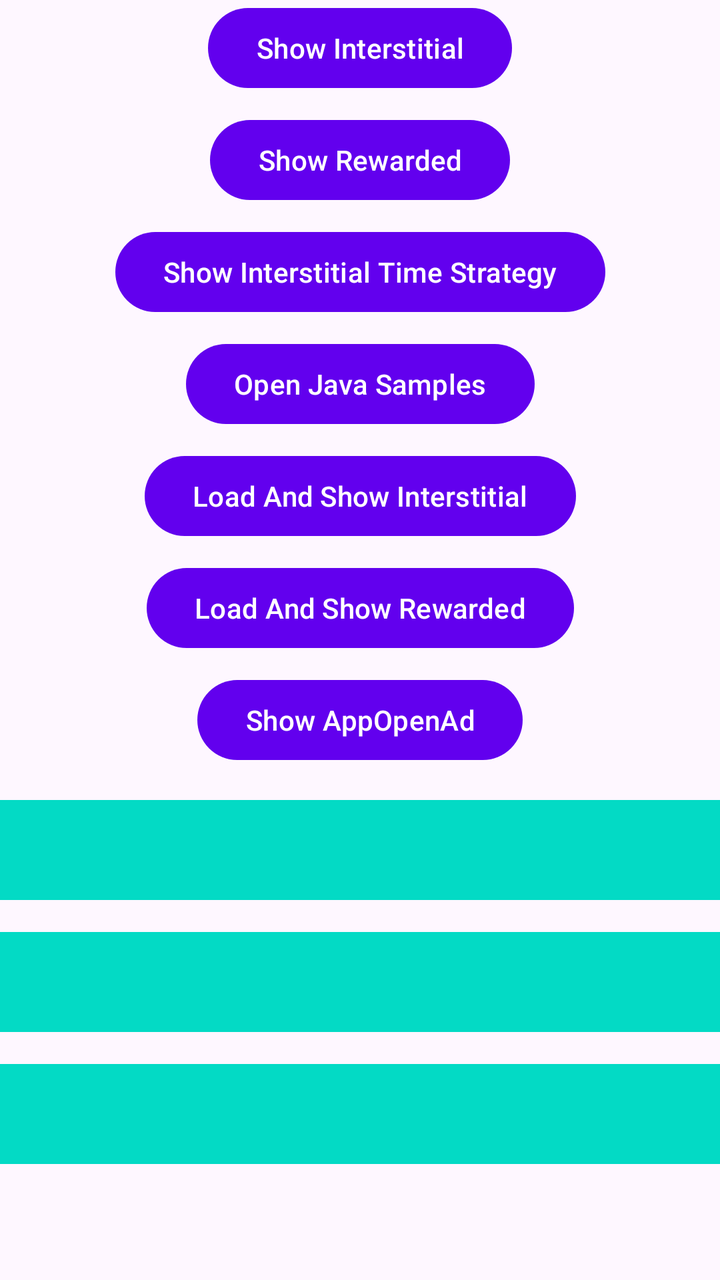
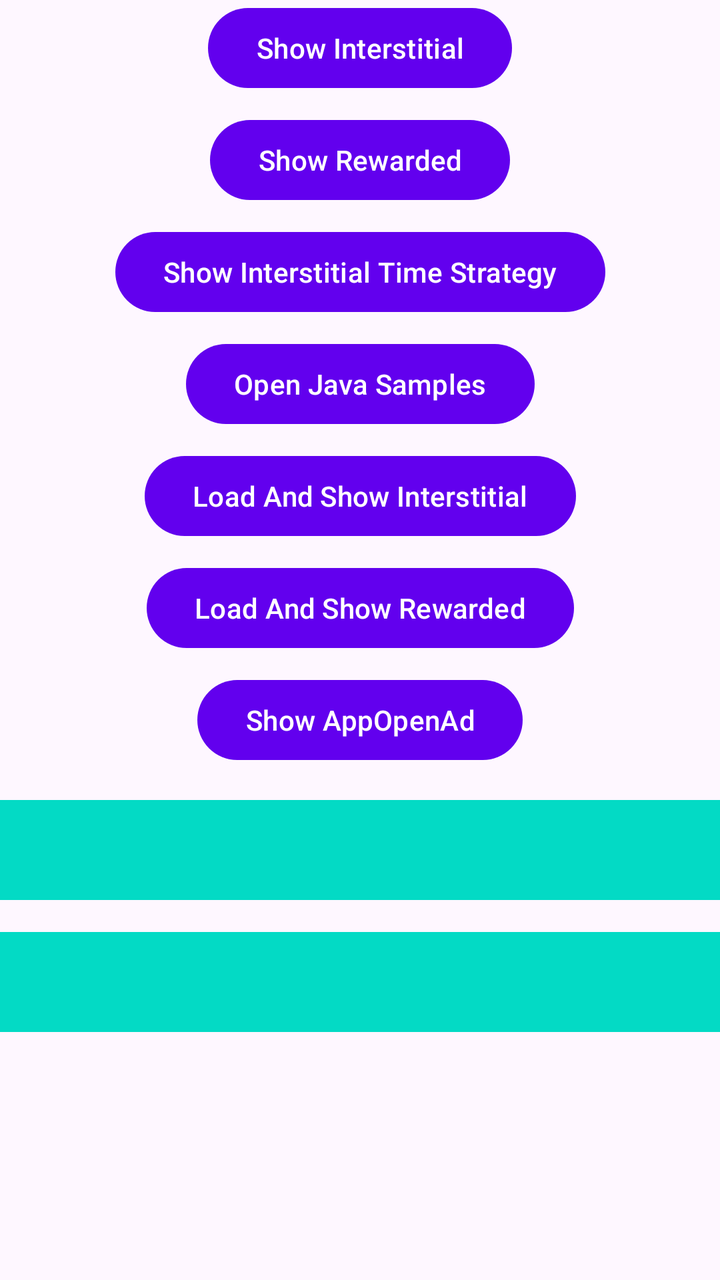

Before-and-after screenshots of an Android layout around one commit, followed by the original layout XML and the change that was made.
<!-- AndroidManifest.xml: application theme Theme.SimpleAdManager -->
<!-- res/layout/activity_main.xml -->
<?xml version="1.0" encoding="utf-8"?>
<androidx.core.widget.NestedScrollView xmlns:android="http://schemas.android.com/apk/res/android"
    xmlns:app="http://schemas.android.com/apk/res-auto"
    xmlns:tools="http://schemas.android.com/tools"
    android:layout_width="match_parent"
    android:layout_height="match_parent">

    <androidx.constraintlayout.widget.ConstraintLayout
        android:layout_width="match_parent"
        android:layout_height="wrap_content"
        tools:context=".MainActivity">


        <RelativeLayout
            android:id="@+id/mrecContainer"
            android:layout_width="match_parent"
            android:layout_height="wrap_content"
            android:layout_marginTop="16dp"
            android:background="@color/colorAccent"
            android:minHeight="50dp"
            app:layout_constraintLeft_toLeftOf="parent"
            app:layout_constraintRight_toRightOf="parent"
            app:layout_constraintTop_toBottomOf="@+id/btnLoadAppOpenAd" />


        <RelativeLayout
            android:id="@+id/bannerContainer"
            android:layout_width="match_parent"
            android:layout_height="wrap_content"
            android:layout_marginTop="16dp"
            android:background="@color/colorAccent"
            android:minHeight="50dp"
            app:layout_constraintLeft_toLeftOf="parent"
            app:layout_constraintRight_toRightOf="parent"
            app:layout_constraintTop_toBottomOf="@+id/mrecContainer" />


        <RelativeLayout
            android:id="@+id/nativeContainer"
            android:layout_width="match_parent"
            android:layout_height="wrap_content"
            android:layout_marginTop="16dp"
            android:background="@color/colorAccent"
            android:minHeight="50dp"
            app:layout_constraintLeft_toLeftOf="parent"
            app:layout_constraintRight_toRightOf="parent"
            app:layout_constraintTop_toBottomOf="@+id/bannerContainer" />

        <androidx.constraintlayout.widget.Guideline
            android:id="@+id/guideline"
            android:layout_width="wrap_content"
            android:layout_height="wrap_content"
            android:orientation="horizontal"
            app:layout_constraintGuide_percent="0.5" />

        <Button
            android:id="@+id/btnShowInterstitial"
            android:layout_width="wrap_content"
            android:layout_height="wrap_content"
            android:text="Show Interstitial"
            app:layout_constraintEnd_toEndOf="parent"
            app:layout_constraintStart_toStartOf="parent"
            app:layout_constraintTop_toTopOf="parent" />

        <Button
            android:id="@+id/btnShowRewarded"
            android:layout_width="wrap_content"
            android:layout_height="wrap_content"
            android:layout_marginTop="8dp"
            android:text="Show Rewarded"
            app:layout_constraintEnd_toEndOf="parent"
            app:layout_constraintStart_toStartOf="parent"
            app:layout_constraintTop_toBottomOf="@+id/btnShowInterstitial" />

        <Button
            android:id="@+id/btnShowInterstitialForTimeStrategy"
            android:layout_width="wrap_content"
            android:layout_height="wrap_content"
            android:layout_marginTop="8dp"
            android:text="Show Interstitial Time Strategy"
            app:layout_constraintEnd_toEndOf="parent"
            app:layout_constraintStart_toStartOf="parent"
            app:layout_constraintTop_toBottomOf="@+id/btnShowRewarded" />

        <Button
            android:id="@+id/btnOpenEmptyActivity"
            android:layout_width="wrap_content"
            android:layout_height="wrap_content"
            android:layout_marginTop="8dp"
            android:text="Open Java Samples"
            app:layout_constraintEnd_toEndOf="parent"
            app:layout_constraintStart_toStartOf="parent"
            app:layout_constraintTop_toBottomOf="@+id/btnShowInterstitialForTimeStrategy" />

        <Button
            android:id="@+id/btnLoadAndShowInterstitial"
            android:layout_width="wrap_content"
            android:layout_height="wrap_content"
            android:layout_marginTop="8dp"
            android:text="Load And Show Interstitial"
            app:layout_constraintEnd_toEndOf="parent"
            app:layout_constraintStart_toStartOf="parent"
            app:layout_constraintTop_toBottomOf="@+id/btnOpenEmptyActivity" />

        <Button
            android:id="@+id/btnLoadAndShowRewarded"
            android:layout_width="wrap_content"
            android:layout_height="wrap_content"
            android:layout_marginTop="8dp"
            android:text="Load And Show Rewarded"
            app:layout_constraintEnd_toEndOf="parent"
            app:layout_constraintStart_toStartOf="parent"
            app:layout_constraintTop_toBottomOf="@+id/btnLoadAndShowInterstitial" />

        <Button
            android:id="@+id/btnLoadAppOpenAd"
            android:layout_width="wrap_content"
            android:layout_height="wrap_content"
            android:layout_marginTop="8dp"
            android:text="Show AppOpenAd"
            app:layout_constraintEnd_toEndOf="parent"
            app:layout_constraintStart_toStartOf="parent"
            app:layout_constraintTop_toBottomOf="@+id/btnLoadAndShowRewarded" />

    </androidx.constraintlayout.widget.ConstraintLayout>
</androidx.core.widget.NestedScrollView>
<!-- resources referenced by this layout -->
<resources>
  <color name="colorAccent">#03DAC5</color>
  <style name="Theme.SimpleAdManager" parent="Base.Theme.SimpleAdManager" />
  <style name="Base.Theme.SimpleAdManager" parent="Theme.Material3.DayNight.NoActionBar">
          
          
  
  
          <item name="colorPrimary">@color/colorPrimary</item>
          <item name="colorPrimaryDark">@color/colorPrimaryDark</item>
          <item name="colorAccent">@color/colorAccent</item>
      </style>
  <color name="colorPrimary">#6200EE</color>
  <color name="colorPrimaryDark">#3700B3</color>
</resources>

<!-- the commit's change to res/layout/activity_main.xml (unified diff, before → after) -->
@@ -34,17 +34,6 @@
             app:layout_constraintRight_toRightOf="parent"
             app:layout_constraintTop_toBottomOf="@+id/mrecContainer" />
 
-
-        <RelativeLayout
-            android:id="@+id/nativeContainer"
-            android:layout_width="match_parent"
-            android:layout_height="wrap_content"
-            android:layout_marginTop="16dp"
-            android:background="@color/colorAccent"
-            android:minHeight="50dp"
-            app:layout_constraintLeft_toLeftOf="parent"
-            app:layout_constraintRight_toRightOf="parent"
-            app:layout_constraintTop_toBottomOf="@+id/bannerContainer" />
 
         <androidx.constraintlayout.widget.Guideline
             android:id="@+id/guideline"
